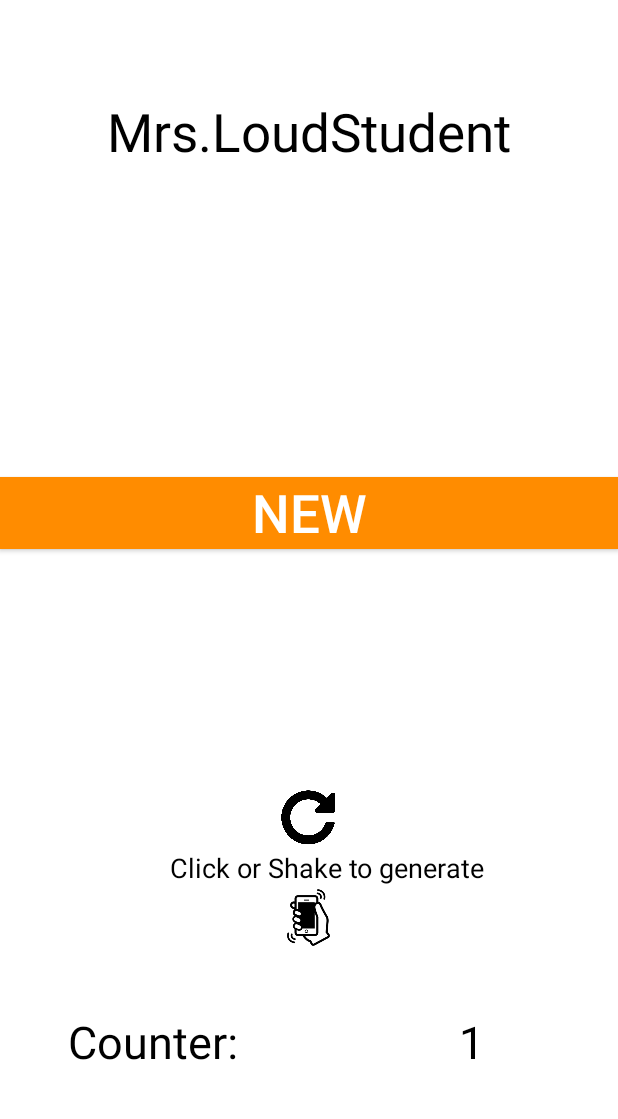
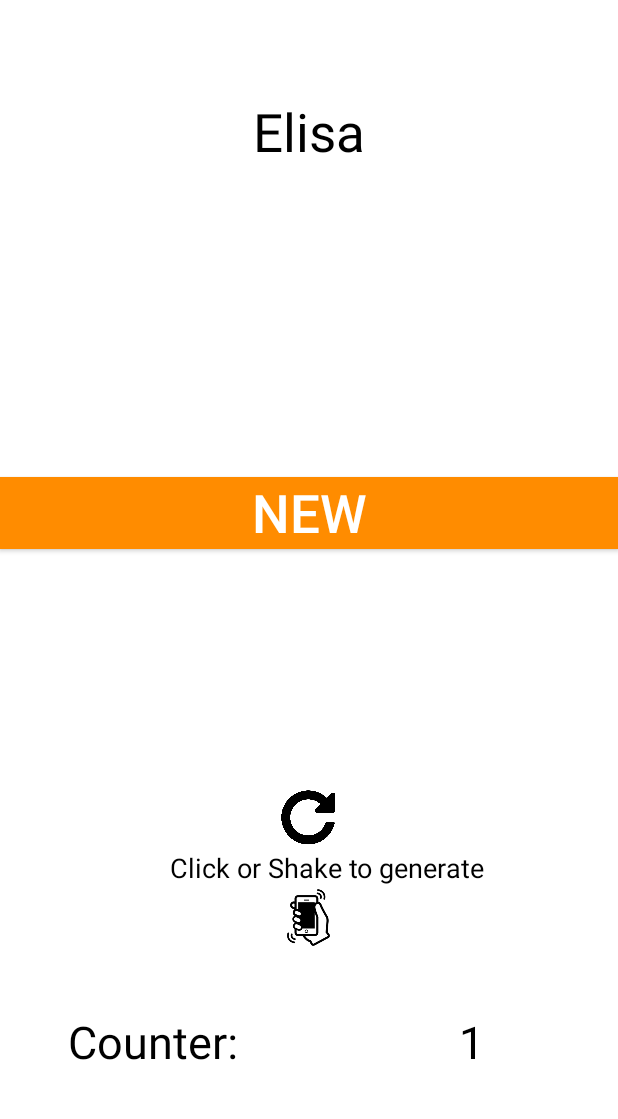
Before and after one commit to FlorianBecher/random_generator, an Android app: the GenerateActivity screen opened directly, with no data from a screen before it, on a phone screen of 412 x 824 dp, the part 105-1224 px from its top. Run offline under Robolectric (Android 15) with nearby library versions, the phone set to English and light mode, and no system bars.

Commit message:
little changes

```diff
--- a/app/src/main/java/com/example/admin/randomusername_generator/GenerateActivity.java
+++ b/app/src/main/java/com/example/admin/randomusername_generator/GenerateActivity.java
@@ -27,6 +27,68 @@ public class GenerateActivity extends AppCompatActivity {
     public void generateName(View v){
         //Generate Name
 
+        Random randomchoose = new Random();
+        int random = randomchoose.nextInt(5);
+
+        if(random == 1){
+            nameGenerator1();
+        }else if(random == 2){
+            nameGenerator2();
+        }else if(random == 3){
+            nameGenerator3();
+        }else if(random == 0){
+            nameGenerator2();
+        }else{
+            nameGenerator3();
+        }
+
+        count();
+    }
+
+    private void count(){
+        //Counting up!
+        TextView myTextView = (TextView)findViewById(R.id.generate_count);
+        CharSequence sNumber = myTextView.getText();
+        int num = (Integer.valueOf((String) sNumber));
+        ++num;
+        String sNum = String.valueOf(num);
+        CharSequence cNum = sNum;
+        myTextView.setText(cNum);
+        number = num;
+    }
+
+    private void nameGenerator1(){
+        List<String> normalNames = generateNormalWordList();
+
+        Random randomGenerator = new Random();
+        int index1 = randomGenerator.nextInt(normalNames.size());
+        String stringWord = normalNames.get(index1);
+
+        CharSequence word = stringWord;
+        TextView tv = (TextView)findViewById(R.id.textViewName);
+        tv.setText(word);
+    }
+
+    private void nameGenerator2(){
+        //List<String> firstOfTwo = generateFirstOfTwoWordList();
+        //List<String> secondOfTwo = generateSecondOfTwoWordList();
+        List<String> secondWordList = generateSecondWordList();
+        List<String> thirdWordList = generateThirdWordList();
+
+        Random randomGenerator = new Random();
+        int index1 = randomGenerator.nextInt(secondWordList.size());
+        String firstWord = secondWordList.get(index1);
+
+        int index2 = randomGenerator.nextInt(thirdWordList.size());
+        String secondWord = thirdWordList.get(index2);
+
+        String finalWord = firstWord+secondWord;
+        CharSequence word = finalWord;
+        TextView tv = (TextView)findViewById(R.id.textViewName);
+        tv.setText(word);
+    }
+
+    private void nameGenerator3(){
         List<String> firstWord = generateFirstWordList();
         List<String> secondWord = generateSecondWordList();
         List<String> thirdWord = generateThirdWordList();
@@ -41,19 +103,9 @@ public class GenerateActivity extends AppCompatActivity {
         CharSequence word = finalWord;
         TextView tv = (TextView)findViewById(R.id.textViewName);
         tv.setText(word);
-
-        //Counting up!
-        TextView myTextView = (TextView)findViewById(R.id.generate_count);
-        CharSequence sNumber = myTextView.getText();
-        int num = (Integer.valueOf((String) sNumber));
-        ++num;
-        String sNum = String.valueOf(num);
-        CharSequence cNum = sNum;
-        myTextView.setText(cNum);
-        number = num;
     }
 
-    public List generateFirstWordList(){
+    private List generateFirstWordList(){
         List<String> firstWord = new ArrayList<String>();
         firstWord.add("The");
         firstWord.add("Mr.");
@@ -61,7 +113,7 @@ public class GenerateActivity extends AppCompatActivity {
         firstWord.add("Dr.");
         return firstWord;
     }
-    public List generateSecondWordList(){
+    private List generateSecondWordList(){
         List<String> secondWord = new ArrayList<String>();
         secondWord.add("Cool");
         secondWord.add("Crazy");
@@ -84,7 +136,7 @@ public class GenerateActivity extends AppCompatActivity {
         secondWord.add("Ugly");
         return secondWord;
     }
-    public List generateThirdWordList(){
+    private List generateThirdWordList(){
         List<String> thirdWord = new ArrayList<String>();
         thirdWord.add("Fighter");
         thirdWord.add("Runner");
@@ -98,5 +150,74 @@ public class GenerateActivity extends AppCompatActivity {
         thirdWord.add("Dude");
         return thirdWord;
     }
+    private List generateNormalWordList(){
+        List<String> normalWord = new ArrayList<String>();
+        normalWord.add("Hans");
+        normalWord.add("Peter");
+        normalWord.add("Sandro");
+        normalWord.add("Eric");
+        normalWord.add("Alexander");
+        normalWord.add("Alexandra");
+        normalWord.add("Gloaria");
+        normalWord.add("Elisa");
+        normalWord.add("Johannes");
+        normalWord.add("Dieter");
+        normalWord.add("Sabrina");
+        normalWord.add("Erica");
+        normalWord.add("Sabine");
+        normalWord.add("Melanie");
+        normalWord.add("Olivia");
+        normalWord.add("Livia");
+        normalWord.add("Silvan");
+        normalWord.add("Livio");
+        normalWord.add("Enis");
+        return normalWord;
+    }
+/*
+    private List generateFirstOfTwoWordList(){
+        List<String> firstOfTwo = new ArrayList<String>();
+        firstOfTwo.add("");
+        firstOfTwo.add("Peter");
+        firstOfTwo.add("Sandro");
+        firstOfTwo.add("Eric");
+        firstOfTwo.add("Alexander");
+        firstOfTwo.add("Alexandra");
+        firstOfTwo.add("Gloaria");
+        firstOfTwo.add("Elisa");
+        firstOfTwo.add("Johannes");
+        firstOfTwo.add("Dieter");
+        firstOfTwo.add("Sabrina");
+        firstOfTwo.add("Erica");
+        firstOfTwo.add("Sabine");
+        firstOfTwo.add("Melanie");
+        firstOfTwo.add("Olivia");
+        firstOfTwo.add("Livia");
+        firstOfTwo.add("Silvan");
+        firstOfTwo.add("Livio");
+        return firstOfTwo;
+    }
 
+    private List generateSecondOfTwoWordList(){
+        List<String> secondOfTwo = new ArrayList<String>();
+        secondOfTwo.add("Hans");
+        secondOfTwo.add("Peter");
+        secondOfTwo.add("Sandro");
+        secondOfTwo.add("Eric");
+        secondOfTwo.add("Alexander");
+        secondOfTwo.add("Alexandra");
+        secondOfTwo.add("Gloaria");
+        secondOfTwo.add("Elisa");
+        secondOfTwo.add("Johannes");
+        secondOfTwo.add("Dieter");
+        secondOfTwo.add("Sabrina");
+        secondOfTwo.add("Erica");
+        secondOfTwo.add("Sabine");
+        secondOfTwo.add("Melanie");
+        secondOfTwo.add("Olivia");
+        secondOfTwo.add("Livia");
+        secondOfTwo.add("Silvan");
+        secondOfTwo.add("Livio");
+        return secondOfTwo;
+    }
+*/
 }
--- a/app/src/main/res/layout/activity_generate.xml
+++ b/app/src/main/res/layout/activity_generate.xml
@@ -104,7 +104,7 @@
             android:layout_width="wrap_content"
             android:layout_height="wrap_content"
             android:layout_alignTop="@+id/textView6"
-            android:text="0"
+            android:text="@string/count"
             android:textAppearance="?android:attr/textAppearanceLarge"
             android:textSize="30dp"
             android:layout_alignEnd="@+id/textView"
```
Also changed, not shown: app/src/main/java/com/example/admin/randomusername_generator/ShakeActivity.java (deleted, +0 -151 lines).
